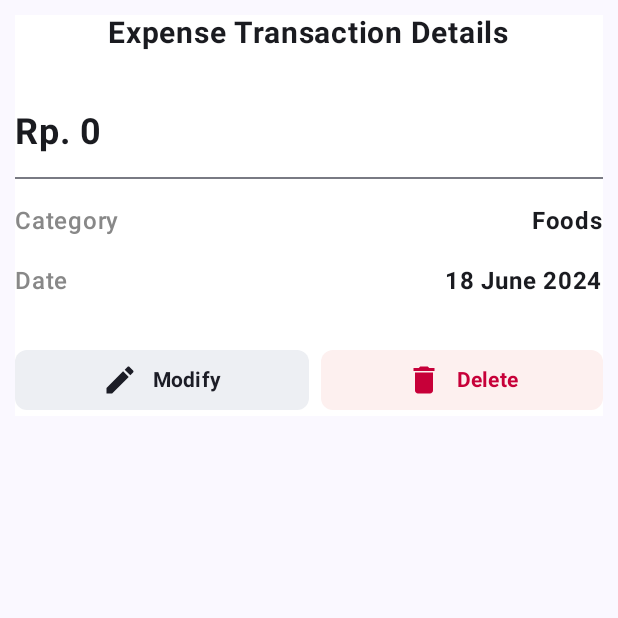
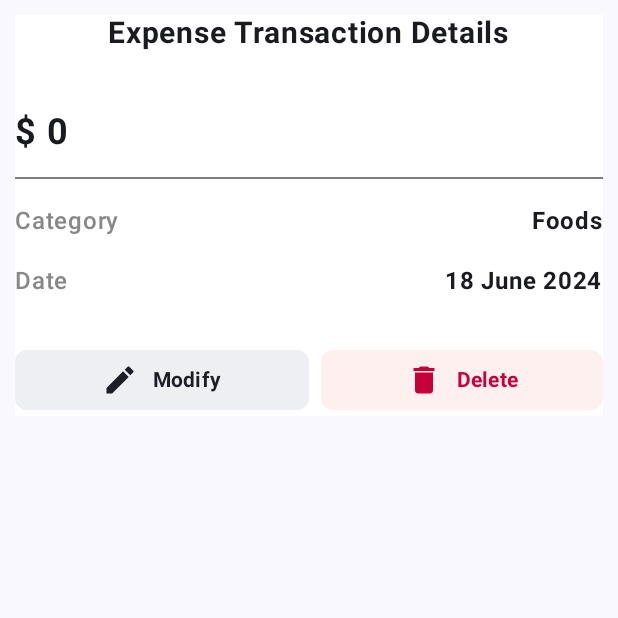
Before and after one commit to MuhammadRadifa/expense-tracker-app, an Android app built with Jetpack Compose: the composable DetailExpenseScreen shown on its own in the app's theme, on a phone screen of 412 x 824 dp, the top half of it. Run offline under Robolectric (Android 15) with nearby library versions, the light colour scheme and no system bars; our stand-ins replace Room's generated code; 1 statement that could not run was skipped.

Commit message:
chore: Update currency symbol usage in expense screens

```diff
--- /dev/null
+++ b/app/src/main/java/com/example/expensetrackerapp/data/Currency.kt
@@ -0,0 +1,9 @@
+package com.example.expensetrackerapp.data
+
+import android.annotation.SuppressLint
+import java.text.NumberFormat
+import java.util.Locale
+
+@SuppressLint("ConstantLocale")
+val numberFormat = NumberFormat.getCurrencyInstance(Locale.getDefault())
+val currencySymbol = numberFormat.currency?.symbol ?: "$"
--- a/app/src/main/java/com/example/expensetrackerapp/ui/screen/expense/AddExpenseScreen.kt
+++ b/app/src/main/java/com/example/expensetrackerapp/ui/screen/expense/AddExpenseScreen.kt
@@ -66,6 +66,7 @@ import androidx.compose.ui.unit.sp
 import androidx.compose.ui.window.Dialog
 import com.example.expensetrackerapp.R
 import com.example.expensetrackerapp.data.Expense
+import com.example.expensetrackerapp.data.currencySymbol
 import com.example.expensetrackerapp.ui.util.DateConverter
 import com.example.expensetrackerapp.ui.util.MainViewModel
 import com.example.expensetrackerapp.ui.util.categoriesImage
@@ -154,7 +155,7 @@ fun InputForm(
                 viewModel.onStateChange(amount = if(it.isBlank())0 else it.toInt())
             },
             leadingIcon = {
-                Text(text = "Rp")
+                Text(text = currencySymbol)
             },
             placeholder = { Text(text = "10.000", color = Color.Gray) },
             singleLine = true,
--- a/app/src/main/java/com/example/expensetrackerapp/ui/screen/expense/DetailExpenseScreen.kt
+++ b/app/src/main/java/com/example/expensetrackerapp/ui/screen/expense/DetailExpenseScreen.kt
@@ -30,6 +30,7 @@ import androidx.compose.ui.unit.dp
 import androidx.compose.ui.unit.sp
 import com.example.expensetrackerapp.R
 import com.example.expensetrackerapp.data.Expense
+import com.example.expensetrackerapp.data.currencySymbol
 import com.example.expensetrackerapp.ui.util.ConvertDecimal
 import com.example.expensetrackerapp.ui.util.DateConverter
 import com.example.expensetrackerapp.ui.util.MainViewModel
@@ -56,7 +57,7 @@ fun DetailExpenseScreen(showBottomSheet: MutableState<Boolean>,showBottomSheetMo
                 color = Color.Gray
             )
             Text(
-                text = "Rp. ${ConvertDecimal(expense.amount)}",
+                text = "${currencySymbol} ${ConvertDecimal(expense.amount)}",
                 fontWeight = FontWeight.Bold,
                 fontSize = 24.sp
             )
--- a/app/src/main/java/com/example/expensetrackerapp/ui/screen/home/HomeScreen.kt
+++ b/app/src/main/java/com/example/expensetrackerapp/ui/screen/home/HomeScreen.kt
@@ -46,6 +46,7 @@ import androidx.compose.ui.unit.dp
 import androidx.compose.ui.unit.sp
 import com.example.expensetrackerapp.R
 import com.example.expensetrackerapp.data.Expense
+import com.example.expensetrackerapp.data.currencySymbol
 import com.example.expensetrackerapp.ui.screen.expense.AddExpenseScreen
 import com.example.expensetrackerapp.ui.screen.expense.DetailExpenseScreen
 import com.example.expensetrackerapp.ui.util.ConvertDecimal
@@ -124,7 +125,7 @@ fun SummaryBox(tabIndex:Int, expenseList: State<List<Expense>>){
             fontWeight = FontWeight.Medium
         )
         Text(
-            text = "Rp. ${ConvertDecimal(expenseListSummary)}",
+            text = "${currencySymbol} ${ConvertDecimal(expenseListSummary)}",
             color = Color.White,
             fontSize = 40.sp,
             fontWeight = FontWeight.Medium,
@@ -213,7 +214,7 @@ fun CardItem(expense: Expense,viewModel: MainViewModel){
                 }
             }
             Text(
-                text = "Rp. ${ConvertDecimal(expense.amount)}",
+                text = "${currencySymbol} ${ConvertDecimal(expense.amount)}",
                 fontWeight = FontWeight.Medium
             )
         }
--- a/app/src/main/java/com/example/expensetrackerapp/ui/screen/summary/SummaryScreen.kt
+++ b/app/src/main/java/com/example/expensetrackerapp/ui/screen/summary/SummaryScreen.kt
@@ -42,6 +42,7 @@ import androidx.compose.ui.unit.dp
 import androidx.compose.ui.unit.sp
 import com.example.expensetrackerapp.R
 import com.example.expensetrackerapp.data.Expense
+import com.example.expensetrackerapp.data.currencySymbol
 import com.example.expensetrackerapp.ui.util.ConvertDecimal
 import com.example.expensetrackerapp.ui.util.MainViewModel
 import com.example.expensetrackerapp.ui.util.TabSummaryList
@@ -183,7 +184,7 @@ fun CardSummaryItem(categories:String,expenseList: State<List<Expense>>,totalAmo
                 horizontalAlignment = Alignment.End
             ) {
                 Text(
-                    text = "Rp. ${ConvertDecimal(amountCategory)}",
+                    text = "${currencySymbol} ${ConvertDecimal(amountCategory)}",
                     fontWeight = FontWeight.Bold
                 )
                 Text(
```
